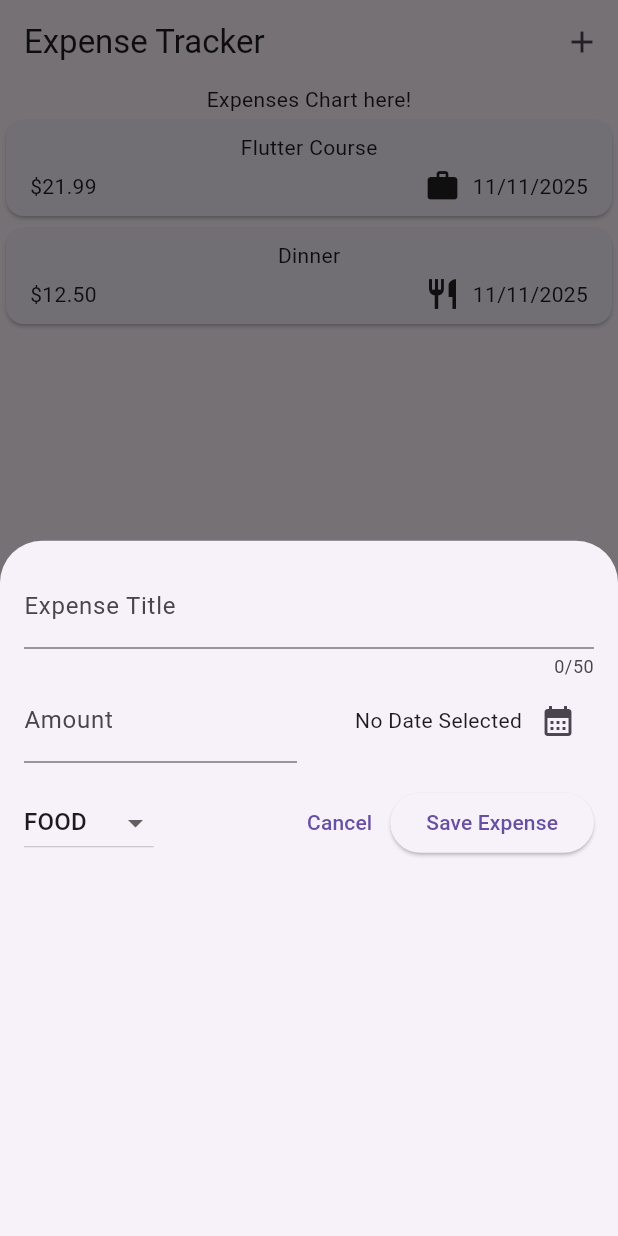
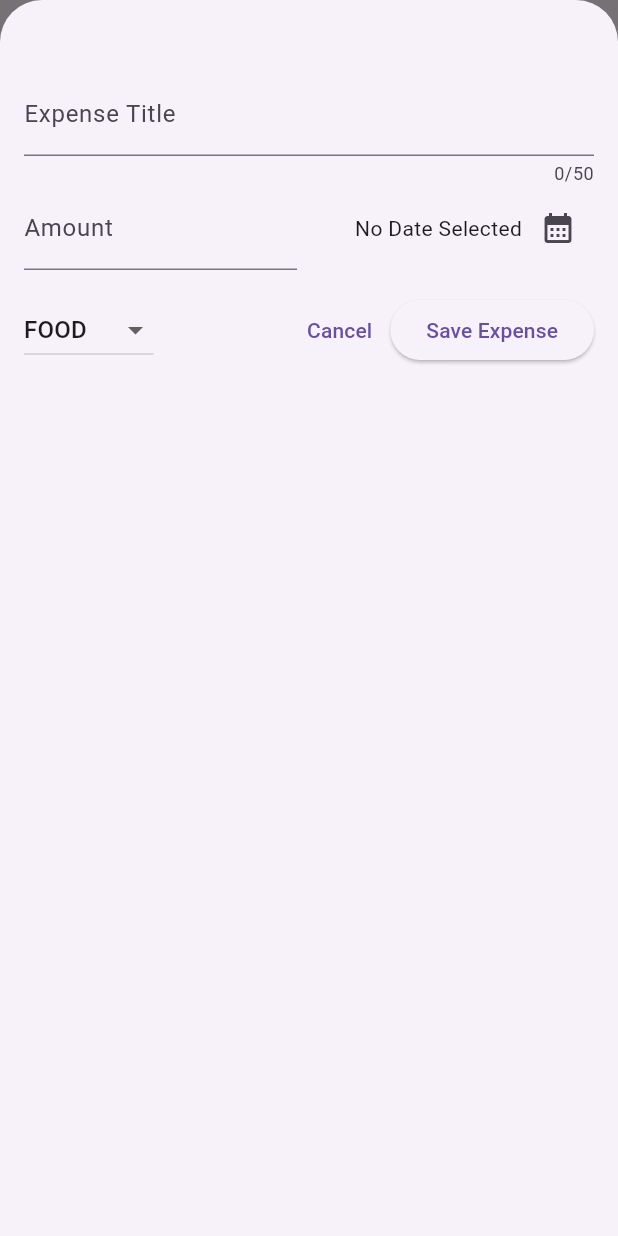
Before and after one commit to Haldiant/expense_tracker, a Flutter app: the screen it shows after launch, after a tap on the "add" icon, on a phone screen of 412 x 824 dp. Run offline on Flutter 3.47's test engine with Material 3 defaults, Android fonts, the phone set to English and light mode, and no system bars.

Commit message:
Adjust NewExpense widget layout and close modal after expense submission

```diff
--- a/lib/widgets/expenses.dart
+++ b/lib/widgets/expenses.dart
@@ -28,6 +28,7 @@ class _ExpensesState extends State<Expenses> {
 
   void _openAddExpenseOverlay() {
     showModalBottomSheet(
+      isScrollControlled: true,
       context: context,
       builder: (ctx) => NewExpense(
         onAddExpense: _addExpense,
--- a/lib/widgets/new_expense.dart
+++ b/lib/widgets/new_expense.dart
@@ -66,6 +66,7 @@ class _NewExpenseState extends State<NewExpense> {
         category: _selectedCategory!,
       ),
     );
+    Navigator.pop(context);
   }
 
   @override
@@ -78,7 +79,8 @@ class _NewExpenseState extends State<NewExpense> {
   @override
   Widget build(BuildContext context) {
     return Padding(
-      padding: EdgeInsets.all(16.0),
+      padding: EdgeInsets.fromLTRB(16, 48, 16, 16),
+      // padding: EdgeInsets.all(16),
       child: Column(
         children: [
           TextField(
```
